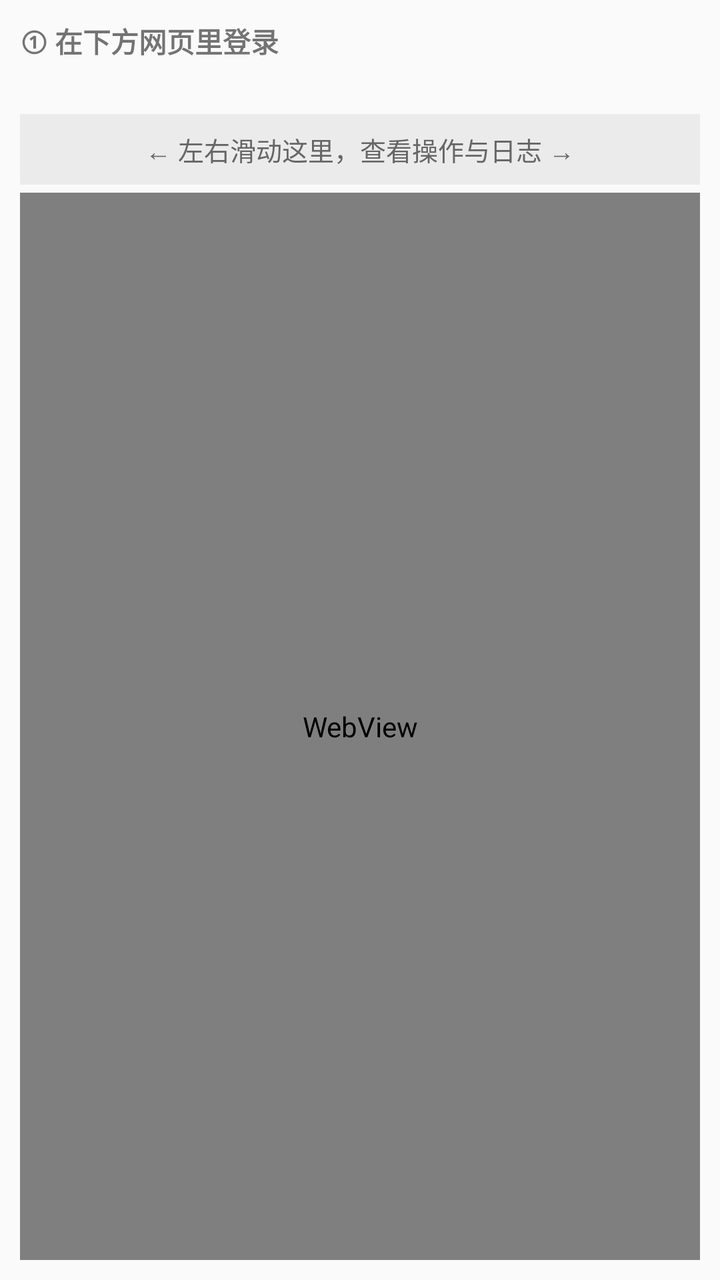
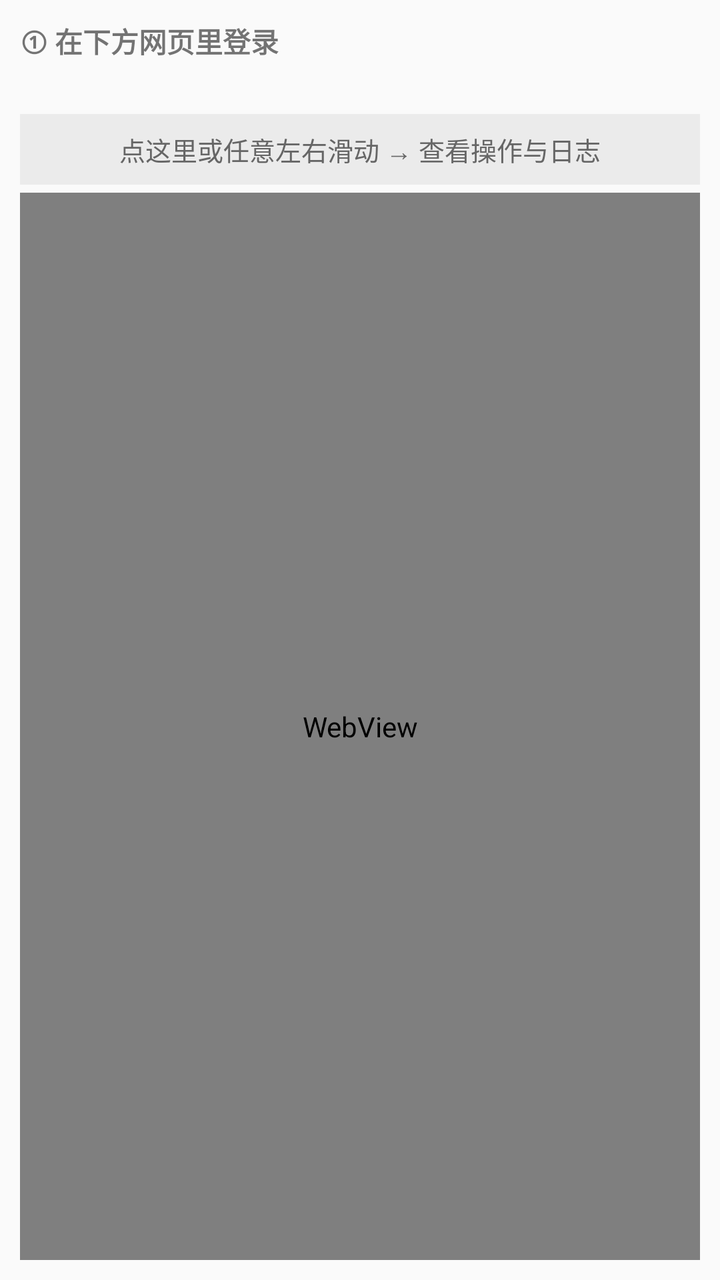

Screens rendered from an Android XML layout before and after an edit, with the pre-edit source and the edit as a unified diff.
<!-- AndroidManifest.xml: application theme Theme.AppCompat.DayNight.NoActionBar -->
<!-- res/layout/activity_main.xml -->
<?xml version="1.0" encoding="utf-8"?>
<ViewFlipper xmlns:android="http://schemas.android.com/apk/res/android"
    android:id="@+id/flipper"
    android:layout_width="match_parent"
    android:layout_height="match_parent">

    
    <LinearLayout
        android:layout_width="match_parent"
        android:layout_height="match_parent"
        android:orientation="vertical"
        android:padding="10dp">

        <TextView
            android:id="@+id/tvStatus"
            android:layout_width="match_parent"
            android:layout_height="wrap_content"
            android:textSize="14sp"
            android:textStyle="bold"
            android:text="① 在下方网页里登录" />

        <TextView
            android:id="@+id/tvAddr"
            android:layout_width="match_parent"
            android:layout_height="wrap_content"
            android:textSize="15sp"
            android:paddingTop="6dp"
            android:textColor="#0a7d00"
            android:text="" />

        
        <TextView
            android:id="@+id/tvSwipeHint"
            android:layout_width="match_parent"
            android:layout_height="wrap_content"
            android:paddingTop="8dp"
            android:paddingBottom="8dp"
            android:textSize="13sp"
            android:textColor="#666666"
            android:background="#0f000000"
            android:gravity="center"
            android:text="← 左右滑动这里，查看操作与日志 →" />

        <WebView
            android:id="@+id/web"
            android:layout_width="match_parent"
            android:layout_height="0dp"
            android:layout_weight="1"
            android:layout_marginTop="4dp" />
    </LinearLayout>

    
    <LinearLayout
        android:layout_width="match_parent"
        android:layout_height="match_parent"
        android:orientation="vertical"
        android:padding="10dp">

        <TextView
            android:layout_width="match_parent"
            android:layout_height="wrap_content"
            android:textSize="14sp"
            android:textStyle="bold"
            android:text="操作与日志" />

        <TextView
            android:id="@+id/tvAddr2"
            android:layout_width="match_parent"
            android:layout_height="wrap_content"
            android:textSize="15sp"
            android:paddingTop="6dp"
            android:textColor="#0a7d00"
            android:text="" />

        <LinearLayout
            android:layout_width="match_parent"
            android:layout_height="wrap_content"
            android:orientation="horizontal"
            android:paddingTop="8dp">

            <Button
                android:id="@+id/btnGrab"
                android:layout_width="0dp"
                android:layout_height="wrap_content"
                android:layout_weight="1"
                android:text="抓取 Token" />

            <Button
                android:id="@+id/btnToggle"
                android:layout_width="0dp"
                android:layout_height="wrap_content"
                android:layout_weight="1"
                android:text="开启共享" />
        </LinearLayout>

        <LinearLayout
            android:layout_width="match_parent"
            android:layout_height="wrap_content"
            android:orientation="horizontal"
            android:paddingTop="4dp">

            <Button
                android:id="@+id/btnClearLog"
                android:layout_width="0dp"
                android:layout_height="wrap_content"
                android:layout_weight="1"
                android:text="清空日志" />

            <Button
                android:id="@+id/btnBack"
                android:layout_width="0dp"
                android:layout_height="wrap_content"
                android:layout_weight="1"
                android:text="返回登录页" />
        </LinearLayout>

        <TextView
            android:id="@+id/tvLog"
            android:layout_width="match_parent"
            android:layout_height="0dp"
            android:layout_weight="1"
            android:layout_marginTop="6dp"
            android:background="#14000000"
            android:padding="6dp"
            android:textSize="11sp"
            android:typeface="monospace"
            android:textColor="#333333"
            android:scrollbars="vertical"
            android:text="（暂无日志）" />
    </LinearLayout>
</ViewFlipper>
<!-- resources referenced by this layout -->
<resources>

</resources>

<!-- the commit's change to res/layout/activity_main.xml (unified diff, before → after) -->
@@ -39,7 +39,7 @@
             android:textColor="#666666"
             android:background="#0f000000"
             android:gravity="center"
-            android:text="← 左右滑动这里，查看操作与日志 →" />
+            android:text="点这里或任意左右滑动 → 查看操作与日志" />
 
         <WebView
             android:id="@+id/web"
